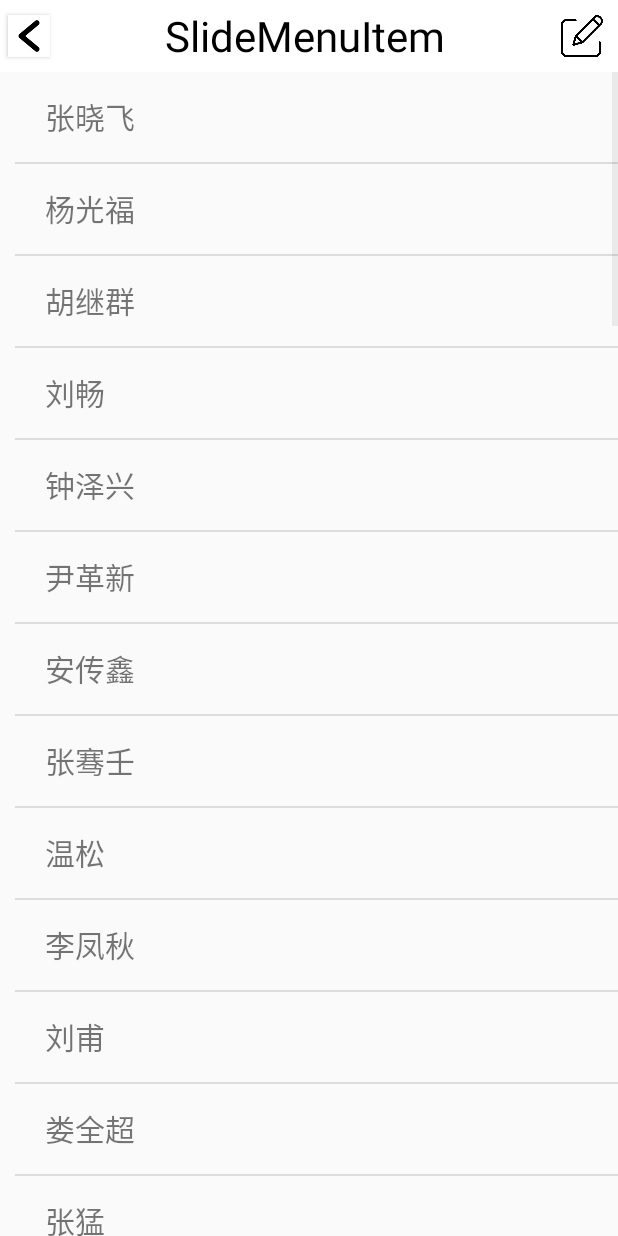
After one commit to SmileAlfred/CustomView, an Android app: the SlideMenuItem screen opened directly, with no data from a screen before it, on a phone screen of 412 x 824 dp. The commit adds this screen. Run offline under Robolectric (Android 15) with nearby library versions, the phone set to English and light mode, and no system bars.

Commit message:
完成测换菜单和水波纹

```diff
--- a/app/src/main/AndroidManifest.xml
+++ b/app/src/main/AndroidManifest.xml
@@ -9,6 +9,7 @@
         android:roundIcon="@drawable/qq_icon"
         android:supportsRtl="true"
         android:theme="@style/AppTheme">
+        <activity android:name=".SlideMenuItem"></activity>
         <activity android:name=".MainActivity">
             <intent-filter>
                 <action android:name="android.intent.action.MAIN" />
@@ -22,7 +23,8 @@
         <activity android:name=".AutoAttributeItem" />
         <activity android:name=".MyToggleButtonItem" />
         <activity android:name=".MyViewPagerItem" />
-        <activity android:name=".QuickIndexItem"></activity>
+        <activity android:name=".QuickIndexItem" />
+        <activity android:name=".WaveItem"/>
     </application>
 
 </manifest>
--- a/app/src/main/java/com/example/customview/Person4QuickIndex.java
+++ b/app/src/main/java/com/example/customview/Person4QuickIndex.java
@@ -13,6 +13,7 @@ public class Person4QuickIndex {
         this.name = name;
         this.pinyin = PinYinUtils.getPinYin(name);
     }
+
 
     public String getName() {
         return name;
--- a/app/src/main/java/com/example/customview/QuickIndexItem.java
+++ b/app/src/main/java/com/example/customview/QuickIndexItem.java
@@ -87,7 +87,7 @@ public class QuickIndexItem extends AppCompatActivity {
         @Override
         public View getView(int position, View convertView, ViewGroup parent) {
             if (convertView == null) {
-                convertView = View.inflate(QuickIndexItem.this, R.layout.activity_person_item_quick_index, null);
+                convertView = View.inflate(QuickIndexItem.this, R.layout.activity_slide_menu_item, null);
 
                 mViewHolder = new ViewHolder();
                 mViewHolder.wordText = convertView.findViewById(R.id.word_text_view_Item);
--- /dev/null
+++ b/app/src/main/java/com/example/customview/SlideLayout.java
@@ -0,0 +1,234 @@
+package com.example.customview;
+
+import android.content.Context;
+import android.util.AttributeSet;
+import android.view.MotionEvent;
+import android.view.View;
+import android.widget.FrameLayout;
+import android.widget.Scroller;
+
+import androidx.annotation.NonNull;
+import androidx.annotation.Nullable;
+
+/**
+ * @author LiuSaiSai
+ * @description: 自定义 控件  用于显示 滑动菜单 的 item 项目
+ * BUG:当侧滑出来后，再上下滑动其他位置，侧边栏还在 >>> 现在仅实现，已经打开某个 item 时，必须点击 改item 才能 收进去。
+ * 并没有做到，点击任何位置 都收进去。
+ * 已用 接口 解决
+ * @date :2020/03/04 18:07
+ */
+public class SlideLayout extends FrameLayout {
+
+    private View mContentView;
+    private View mMenuView;
+
+    private int contentWidth;
+    private int menuWidth;
+    private int viewHight;
+
+    private float downX;    // 只赋值一次
+    private float downY;
+
+    /**
+     * 滚动器
+     */
+    private Scroller mScroller;
+
+    /**
+     * 解决 删除 某一 item后，下一个 item自动打开 的BUG
+     */
+    private boolean isOpen = true;
+
+    public SlideLayout(@NonNull Context context, @Nullable AttributeSet attrs) {
+        super(context, attrs);
+        mScroller = new Scroller(context);
+    }
+
+    /**
+     * 当布局文件 加载完成后  回调这个方法
+     */
+    @Override
+    protected void onFinishInflate() {
+        super.onFinishInflate();
+        mContentView = getChildAt(0);
+        mMenuView = getChildAt(1);
+    }
+
+    /**
+     * 在测量方法中 得到 空间的 宽和高
+     *
+     * @param widthMeasureSpec
+     * @param heightMeasureSpec
+     */
+    @Override
+    protected void onMeasure(int widthMeasureSpec, int heightMeasureSpec) {
+        super.onMeasure(widthMeasureSpec, heightMeasureSpec);
+        contentWidth = mContentView.getMeasuredWidth();
+        menuWidth = mMenuView.getMeasuredWidth();
+        viewHight = getMeasuredHeight();
+    }
+
+    @Override
+    protected void onLayout(boolean changed, int left, int top, int right, int bottom) {
+        super.onLayout(changed, left, top, right, bottom);
+        /**
+         * 指定 菜单的 位置
+         */
+        mMenuView.layout(contentWidth, 0, contentWidth + menuWidth, viewHight);
+    }
+
+    private float startX;
+    private float startY;
+
+    @Override
+    public boolean onTouchEvent(MotionEvent event) {
+        super.onTouchEvent(event);
+        switch (event.getAction()) {
+            case MotionEvent.ACTION_DOWN:
+                if (isOpen) {
+                    closeMenu();
+                }
+                //1. 按下记录坐标
+                downX = startX = event.getX();
+                downY = startY = event.getY();
+                break;
+            case MotionEvent.ACTION_MOVE:
+                //2. 记录结束值
+                float endX = event.getX();
+                float endY = event.getY();
+                //3. 计算偏移量
+                float distanceX = endX - startX;
+
+                int toScrollX = (int) (getScrollX() - distanceX);
+
+                if (toScrollX < 0) {
+                    toScrollX = 0;
+                } else if (toScrollX > menuWidth) {
+                    toScrollX = menuWidth;
+                }
+
+                scrollTo(toScrollX, getScrollY());
+
+                startX = event.getX();
+                startY = event.getY();
+
+                float DX = Math.abs(endX - downX);
+                float DY = Math.abs(endY - downY);
+
+                if (DX > DY && DX > 8) {
+                    //响应 左右滑动，反拦截事件； 响应 slideLayout;
+                    getParent().requestDisallowInterceptTouchEvent(true);
+                }
+                break;
+            case MotionEvent.ACTION_UP:
+                int totalScrollX = getScrollX();    //偏移量
+                if (totalScrollX < menuWidth / 4) {
+                    //关闭 menu
+                    closeMenu();
+                } else {
+                    // 打开menu
+                    openMenu();
+                }
+                break;
+        }
+        return true;
+
+    }
+
+    /**
+     * 返回 true 拦截孩子的 事件；但会 执行 当前控件的 onTouchEvent() 方法
+     * 返回 false 不拦截 孩子的事件，事件继续 传递
+     *
+     * @param ev
+     * @return
+     */
+    @Override
+    public boolean onInterceptTouchEvent(MotionEvent ev) {
+        if (isOpen) {
+            closeMenu();
+        }
+        boolean intercept = false;
+        switch (ev.getAction()) {
+            case MotionEvent.ACTION_DOWN:
+
+                //1. 按下记录坐标
+                downX = startX = ev.getX();
+
+                if (onStateChangeListener != null) {
+                    onStateChangeListener.onDown(this);
+                }
+                break;
+            case MotionEvent.ACTION_MOVE:
+                //2. 记录结束值
+                float endX = ev.getX();
+                float endY = ev.getY();
+                //3. 计算偏移量
+                float distanceX = endX - startX;
+
+                startX = ev.getX();
+
+                float DX = Math.abs(endX - downX);
+
+                if (DX > 8) {
+                    intercept = true;
+                }
+                break;
+            case MotionEvent.ACTION_UP:
+                break;
+        }
+        return intercept;
+
+    }
+
+    private void openMenu() {
+        int distanceX = menuWidth - getScrollX();
+        mScroller.startScroll(getScrollX(), getScrollY(), distanceX, getScrollY());
+        if (onStateChangeListener != null) {
+            onStateChangeListener.onOpen(this);
+        }
+        isOpen = true;
+        invalidate();
+    }
+
+    public void closeMenu() {
+        int distanceX = 0 - getScrollX();
+        mScroller.startScroll(getScrollX(), getScrollY(), distanceX, 0);
+        if (onStateChangeListener != null) {
+            onStateChangeListener.onClose(this);
+        }
+        isOpen = false;
+        invalidate();
+    }
+
+    @Override
+    public void computeScroll() {
+        super.computeScroll();
+        if (mScroller.computeScrollOffset()) {
+            scrollTo(mScroller.getCurrX(), mScroller.getCurrY());
+            invalidate();
+        }
+    }
+
+    /**
+     * 监听 slideLayout 状态的改变
+     */
+    public interface OnStateChangeListener {
+        void onClose(SlideLayout layout);
+
+        void onDown(SlideLayout layout);
+
+        void onOpen(SlideLayout layout);
+    }
+
+    /**
+     * 设置 slideLayout 状态的 监听
+     *
+     * @param onStateChangeListener
+     */
+    public void setOnStateChangeListener(OnStateChangeListener onStateChangeListener) {
+        this.onStateChangeListener = onStateChangeListener;
+    }
+
+    private OnStateChangeListener onStateChangeListener;
+}
--- /dev/null
+++ b/app/src/main/java/com/example/customview/SlideMenuItem.java
@@ -0,0 +1,189 @@
+package com.example.customview;
+
+import androidx.appcompat.app.AppCompatActivity;
+
+import android.graphics.Color;
+import android.os.Bundle;
+import android.view.View;
+import android.view.ViewGroup;
+import android.widget.BaseAdapter;
+import android.widget.LinearLayout;
+import android.widget.ListView;
+import android.widget.TextView;
+import android.widget.Toast;
+
+import java.util.ArrayList;
+import java.util.List;
+
+/**
+ * @author LiuSaiSai
+ * @description: 自定义 侧滑菜单
+ * × × × × × × × 注意 .getView() 方法中，一定要用 参数的 view.findViewById();    不可以 直接 findViewById()
+ * @date :2020/03/04 17:35
+ */
+public class SlideMenuItem extends AppCompatActivity {
+
+    private ListView mListViewiew;
+
+    private List<Person4QuickIndex> mList;
+
+    private MyAdapter adapter;
+
+    private ViewHolder mViewHolder;
+
+    @Override
+    protected void onCreate(Bundle savedInstanceState) {
+        super.onCreate(savedInstanceState);
+        setContentView(R.layout.activity_slide_menu_item);
+//        setContentView(R.layout.activity_item_slide);
+
+        mListViewiew = findViewById(R.id.list_view_slide_menu);
+        /**
+         * 设置适配器
+         * 准备数据
+         */
+        mList = new ArrayList<>();
+        for (int i = 0; i < 2; i++) {
+            mList.add(new Person4QuickIndex("张晓飞"));
+            mList.add(new Person4QuickIndex("杨光福"));
+            mList.add(new Person4QuickIndex("胡继群"));
+            mList.add(new Person4QuickIndex("刘畅"));
+            mList.add(new Person4QuickIndex("钟泽兴"));
+            mList.add(new Person4QuickIndex("尹革新"));
+            mList.add(new Person4QuickIndex("安传鑫"));
+            mList.add(new Person4QuickIndex("张骞壬"));
+            mList.add(new Person4QuickIndex("温松"));
+            mList.add(new Person4QuickIndex("李凤秋"));
+            mList.add(new Person4QuickIndex("刘甫"));
+            mList.add(new Person4QuickIndex("娄全超"));
+            mList.add(new Person4QuickIndex("张猛"));
+            mList.add(new Person4QuickIndex("王英杰"));
+            mList.add(new Person4QuickIndex("李振南"));
+            mList.add(new Person4QuickIndex("孙仁政"));
+            mList.add(new Person4QuickIndex("唐春雷"));
+            mList.add(new Person4QuickIndex("牛鹏伟"));
+            mList.add(new Person4QuickIndex("姜宇航"));
+            mList.add(new Person4QuickIndex("刘挺"));
+            mList.add(new Person4QuickIndex("张洪瑞"));
+            mList.add(new Person4QuickIndex("张建忠"));
+            mList.add(new Person4QuickIndex("侯亚帅"));
+            mList.add(new Person4QuickIndex("刘帅"));
+            mList.add(new Person4QuickIndex("乔竞飞"));
+            mList.add(new Person4QuickIndex("徐雨健`"));
+            mList.add(new Person4QuickIndex("吴亮"));
+            mList.add(new Person4QuickIndex("王兆霖"));
+            mList.add(new Person4QuickIndex("阿三"));
+        }
+
+        adapter = new MyAdapter();
+        mListViewiew.setAdapter(adapter);
+    }
+
+
+    class MyAdapter extends BaseAdapter {
+
+        @Override
+        public int getCount() {
+            return mList.size();
+        }
+
+        @Override
+        public Object getItem(int position) {
+            return null;
+        }
+
+        @Override
+        public long getItemId(int position) {
+            return 0;
+        }
+
+        @Override
+        public View getView(final int position, View convertView, ViewGroup parent) {
+            if (convertView == null) {
+                convertView = View.inflate(SlideMenuItem.this, R.layout.activity_item_slide, null);
+
+                mViewHolder = new ViewHolder();
+                mViewHolder.itemContent = convertView.findViewById(R.id.item_content_slide);
+                mViewHolder.itemMenu = convertView.findViewById(R.id.item_menu_slide);
+
+                convertView.setTag(mViewHolder);
+            } else {
+                mViewHolder = (ViewHolder) convertView.getTag();
+            }
+            //根据 位置得到内容
+            final Person4QuickIndex person = mList.get(position);
+
+            final TextView selectedTextView = mViewHolder.itemContent;
+            mViewHolder.itemContent.setText(person.getName());
+
+            mViewHolder.itemContent.setOnClickListener(new View.OnClickListener() {
+                @Override
+                public void onClick(View v) {
+                    Toast.makeText(SlideMenuItem.this, "第" + position + "条数据：" + person.getName(), Toast.LENGTH_SHORT).show();
+                }
+            });
+
+            TextView toTop = mViewHolder.itemMenu.findViewById(R.id.to_top_slide_menu);
+            TextView unRead = mViewHolder.itemMenu.findViewById(R.id.unread_slide_menu);
+            TextView delete = mViewHolder.itemMenu.findViewById(R.id.delete_slide_menu);
+
+            toTop.setOnClickListener(new View.OnClickListener() {
+                @Override
+                public void onClick(View v) {
+                    mList.add(0, person);
+                    mList.remove(position + 1);
+                    mListViewiew.getChildAt(0).setBackgroundColor(Color.YELLOW);
+                    notifyDataSetChanged();
+                }
+            });
+            unRead.setOnClickListener(new View.OnClickListener() {
+                @Override
+                public void onClick(View v) {
+                    selectedTextView.setTextColor(Color.RED);
+                    notifyDataSetChanged();     //必须要刷新
+                }
+            });
+            delete.setOnClickListener(new View.OnClickListener() {
+                @Override
+                public void onClick(View v) {
+                    mList.remove(person);
+                    notifyDataSetChanged();
+                }
+            });
+
+            SlideLayout slideLayout = (SlideLayout) convertView;
+            slideLayout.setOnStateChangeListener(mOnStateChangeListener);
+            return convertView;
+        }
+    }
+
+    private SlideLayout mSlideLayout;
+    private MyOnStateChangeListener mOnStateChangeListener = new MyOnStateChangeListener();
+
+    class MyOnStateChangeListener implements SlideLayout.OnStateChangeListener {
+
+        @Override
+        public void onClose(SlideLayout layout) {
+            if (mSlideLayout != layout) {
+                mSlideLayout = null;
+            }
+        }
+
+        @Override
+        public void onDown(SlideLayout layout) {
+            if (mSlideLayout != null && mSlideLayout != layout) {
+                mSlideLayout.closeMenu();
+            }
+        }
+
+        @Override
+        public void onOpen(SlideLayout layout) {
+            mSlideLayout = layout;
+        }
+    }
+
+    static class ViewHolder {
+        TextView itemContent;
+        LinearLayout itemMenu;
+    }
+}
--- /dev/null
+++ b/app/src/main/res/layout/activity_item_slide.xml
@@ -0,0 +1,15 @@
+<?xml version="1.0" encoding="utf-8"?>
+<com.example.customview.SlideLayout xmlns:android="http://schemas.android.com/apk/res/android"
+    android:layout_width="match_parent"
+    android:layout_height="60dp">
+
+    <include
+        android:id="@+id/item_content_slide"
+        layout="@layout/item_content_slide" />
+
+
+    <include
+        android:id="@+id/item_menu_slide"
+        layout="@layout/item_menu_slide" />
+
+</com.example.customview.SlideLayout>
--- /dev/null
+++ b/app/src/main/res/layout/activity_slide_menu_item.xml
@@ -0,0 +1,16 @@
+<?xml version="1.0" encoding="utf-8"?>
+<LinearLayout xmlns:android="http://schemas.android.com/apk/res/android"
+    android:layout_width="match_parent"
+    android:layout_height="match_parent"
+    android:orientation="vertical">
+
+    <com.example.customview.TitleLayout
+        android:layout_width="match_parent"
+        android:layout_height="wrap_content" />
+
+    <ListView
+        android:layout_marginLeft="10dp"
+        android:id="@+id/list_view_slide_menu"
+        android:layout_width="match_parent"
+        android:layout_height="match_parent" />
+</LinearLayout>
--- /dev/null
+++ b/app/src/main/res/layout/item_content_slide.xml
@@ -0,0 +1,10 @@
+<?xml version="1.0" encoding="utf-8"?>
+<TextView xmlns:android="http://schemas.android.com/apk/res/android"
+    android:layout_width="match_parent"
+    android:layout_height="60dp"
+    android:gravity="center_vertical"
+    android:paddingLeft="20dp"
+    android:text="Content"
+    android:textSize="20sp">
+
+</TextView>
```
Also changed, not shown: app/src/main/java/com/example/customview/MainActivity.java (+12 -0 lines), app/src/main/java/com/example/customview/WaveItem.java (added, +19 -0 lines), app/src/main/java/com/example/customview/WaveView.java (added, +84 -0 lines), app/src/main/res/layout/activity_main.xml (+17 -0 lines), app/src/main/res/layout/activity_wave_item.xml (added, +15 -0 lines), app/src/main/res/layout/item_menu_slide.xml (added, +36 -0 lines).
